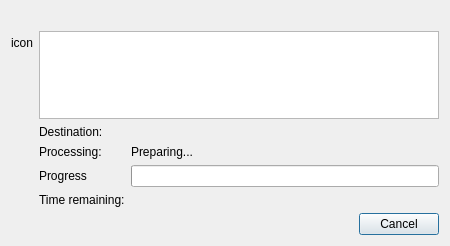
This is file-operation-dialog.ui in lxqt/pcmanfm-qt as Qt 5 draws it before an edit. The edited form follows.
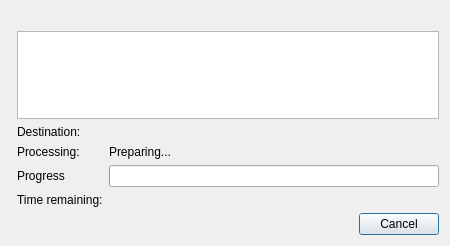
This is the edited form.

Commit message: Polishing file operation dialogs.

What changed in the file:
```diff
--- a/file-operation-dialog.ui
+++ b/file-operation-dialog.ui
@@ -21,13 +21,6 @@
      </property>
     </widget>
    </item>
-   <item row="1" column="0">
-    <widget class="QLabel" name="fileIcon">
-     <property name="text">
-      <string>icon</string>
-     </property>
-    </widget>
-   </item>
    <item row="1" column="1">
     <layout class="QFormLayout" name="formLayout">
      <property name="fieldGrowthPolicy">
```
Left out of the diff: 2 changed lines with no effect on the pictures. The commit also changes 3 other files.
